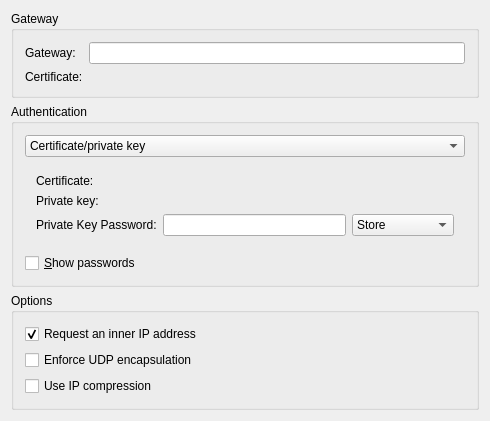
The window that vpn/strongswan/strongswanprop.ui (KDE/plasma-nm) describes before a commit, drawn with Qt 5.
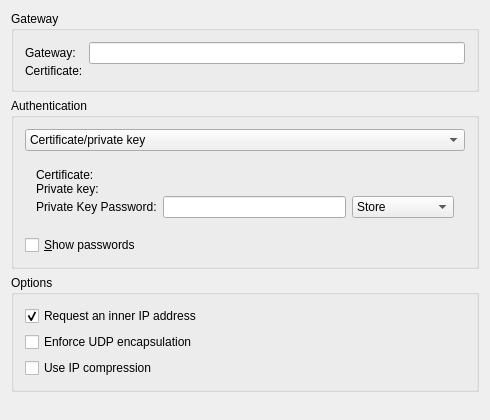
The same window after the commit. Custom widgets are drawn as their Qt base class.

```diff
--- a/vpn/strongswan/strongswanprop.ui
+++ b/vpn/strongswan/strongswanprop.ui
@@ -20,6 +20,9 @@
       <string>Gateway</string>
      </property>
      <layout class="QFormLayout" name="formLayout">
+    <property name="verticalSpacing">
+    <number>0</number>
+    </property>
       <item row="0" column="0">
        <widget class="QLabel" name="textLabel3">
         <property name="text">
@@ -101,6 +104,9 @@
         </property>
         <widget class="QWidget" name="page_4">
          <layout class="QFormLayout" name="formLayout_4">
+    <property name="verticalSpacing">
+    <number>0</number>
+    </property>
           <property name="fieldGrowthPolicy">
            <enum>QFormLayout::ExpandingFieldsGrow</enum>
           </property>
```
Left out of the diff: 9 changed lines with no effect on the pictures.
